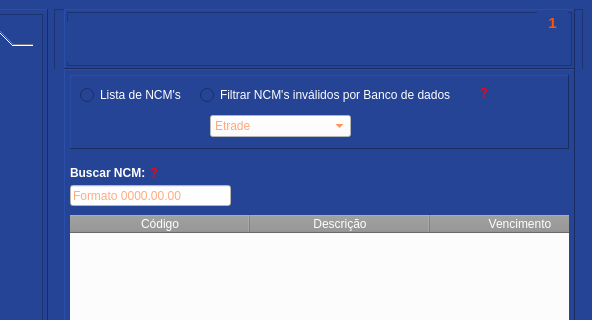
Before: the Qt Designer form main.ui in EduardoFerreira22/Tech_Tools, drawn with Qt 5; both pictures show x 81 to 673 and y 0 to 320 of the 673 by 493 pixel window.
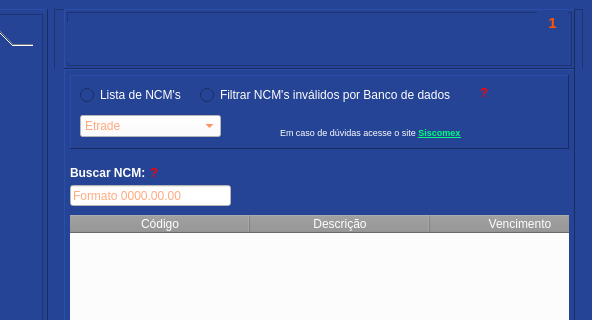
After: the same form once the commit is applied. The open tabs and pages were chosen to show the change. Icons and pictures are not drawn.

Diff of the .ui file:
```diff
--- a/main.ui
+++ b/main.ui
@@ -2629,7 +2629,7 @@
             <widget class="QPushButton" name="bt_buscarncm_database">
              <property name="geometry">
               <rect>
-               <x>300</x>
+               <x>170</x>
                <y>40</y>
                <width>31</width>
                <height>21</height>
@@ -2712,7 +2712,7 @@
             <widget class="QComboBox" name="comboBox_list_datas_ncm">
              <property name="geometry">
               <rect>
-               <x>140</x>
+               <x>10</x>
                <y>40</y>
                <width>141</width>
                <height>22</height>
@@ -2740,6 +2740,19 @@
               </property>
              </item>
             </widget>
+            <widget class="QLabel" name="label_siscomex">
+             <property name="geometry">
+              <rect>
+               <x>210</x>
+               <y>50</y>
+               <width>181</width>
+               <height>16</height>
+              </rect>
+             </property>
+             <property name="text">
+              <string>&lt;html&gt;&lt;head/&gt;&lt;body&gt;&lt;p&gt;&lt;span style=&quot; font-size:7pt;&quot;&gt;Em caso de dúvidas acesse o site &lt;/span&gt;&lt;a href=&quot;https://portalunico.siscomex.gov.br/classif/#/sumario?perfil=publico&quot;&gt;&lt;span style=&quot; font-size:7pt; font-weight:700; text-decoration: underline; color:#00ff7f;&quot;&gt;Siscomex.&lt;/span&gt;&lt;/a&gt;&lt;/p&gt;&lt;/body&gt;&lt;/html&gt;</string>
+             </property>
+            </widget>
            </widget>
           </item>
           <item>
```
Left out of the diff: 32 changed lines with no effect on the pictures.
